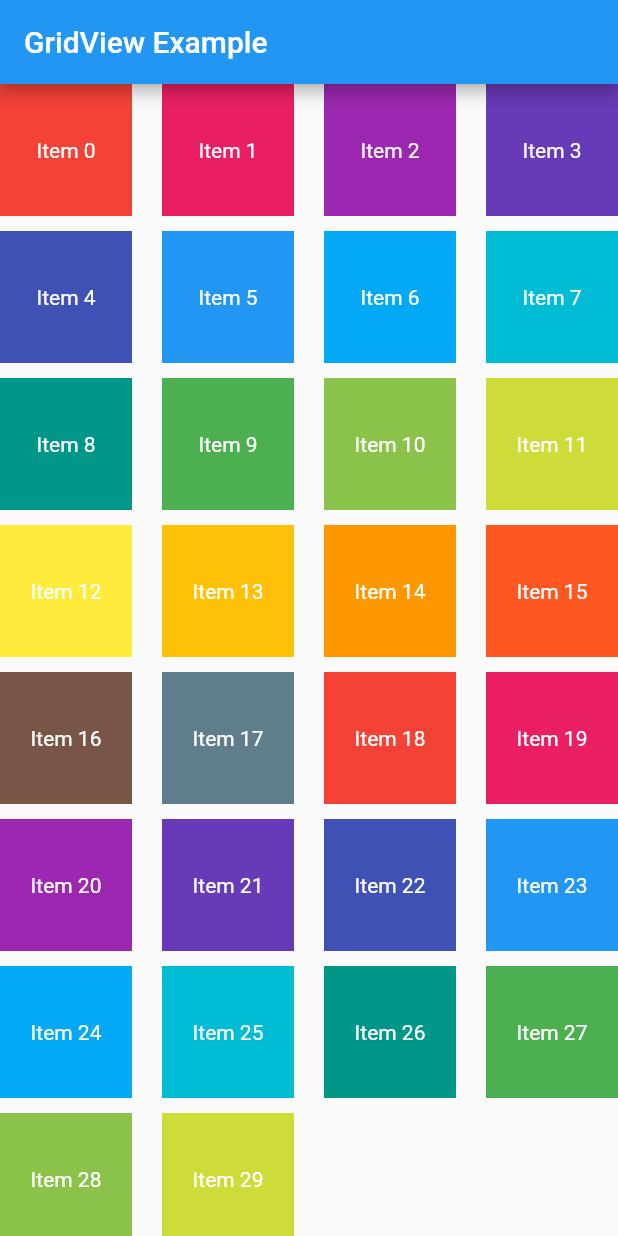
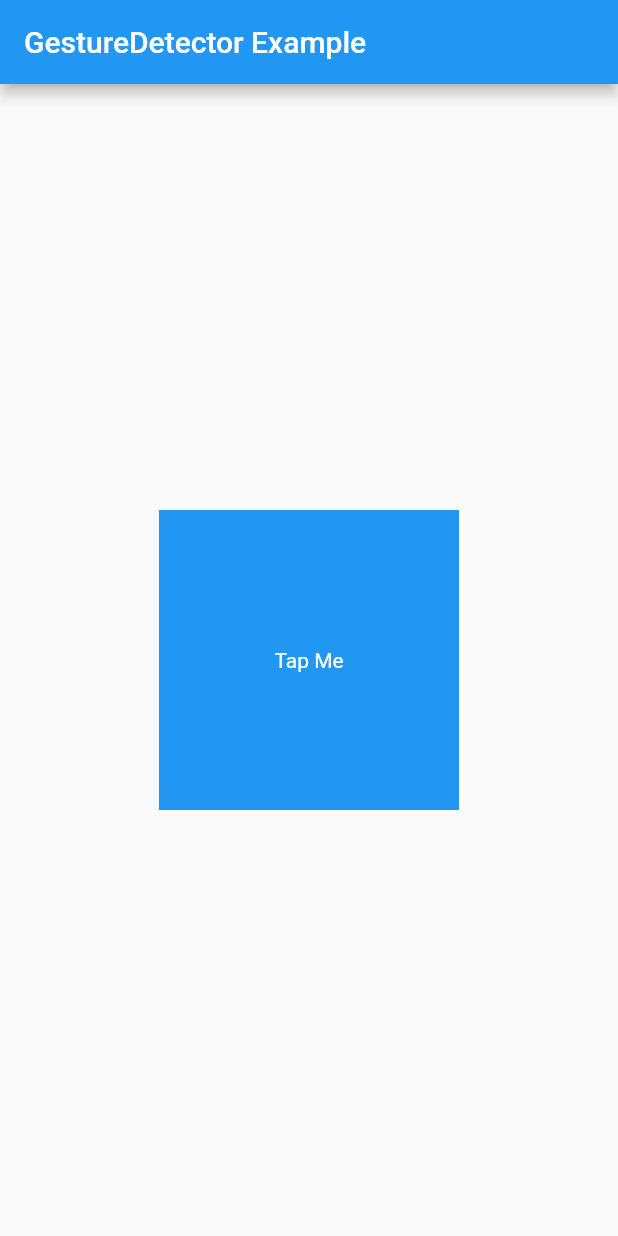
Before and after one commit to ShRudra88/flutter_ostad_prv_p, a Flutter app: the screen it shows after launch, on a phone screen of 412 x 824 dp. Run offline on Flutter 3.47's test engine with Material 2 defaults, Android fonts, the light colour scheme and no system bars.

Commit message:
GestureDetector is a versatile widget in Flutter that enables you to detect and respond to various touch gestures and interactions. It can be used in a wide range of scenarios to make your app's user interface more interactive and engaging

```diff
--- a/lib/main.dart
+++ b/lib/main.dart
@@ -8,36 +8,48 @@ class MyApp extends StatelessWidget {
   @override
   Widget build(BuildContext context) {
     return MaterialApp(
-      home: MyGridView(),
+      home: GestureDetectorDemo(),
     );
   }
 }
 
-class MyGridView extends StatelessWidget {
+class GestureDetectorDemo extends StatefulWidget {
+  @override
+  _GestureDetectorDemoState createState() => _GestureDetectorDemoState();
+}
+
+class _GestureDetectorDemoState extends State<GestureDetectorDemo> {
+  Color _containerColor = Colors.blue;
+  bool _isBlue = true;
+
+  void _toggleColor() {
+    setState(() {
+      _containerColor = _isBlue ? Colors.green : Colors.blue;
+      _isBlue = !_isBlue;
+    });
+  }
+
   @override
   Widget build(BuildContext context) {
     return Scaffold(
       appBar: AppBar(
-        title: Text('GridView Example'),
+        title: Text('GestureDetector Example'),
       ),
-      body: GridView.builder(
-        gridDelegate: SliverGridDelegateWithFixedCrossAxisCount(
-          crossAxisCount: 4, // Number of columns
-          crossAxisSpacing: 20.0, // Spacing between columns
-          mainAxisSpacing: 10.0, // Spacing between rows
-        ),
-        itemCount: 30, // Number of grid items
-        itemBuilder: (BuildContext context, int index) {
-          return Container(
-            color: Colors.primaries[index % Colors.primaries.length],
+      body: Center(
+        child: GestureDetector(
+          onTap: _toggleColor, // Call _toggleColor() when tapped
+          child: Container(
+            width: 200.0,
+            height: 200.0,
+            color: _containerColor, // Toggle between blue and green
             child: Center(
               child: Text(
-                'Item $index',
+                'Tap Me',
                 style: TextStyle(color: Colors.white),
               ),
             ),
-          );
-        },
+          ),
+        ),
       ),
     );
   }
```
